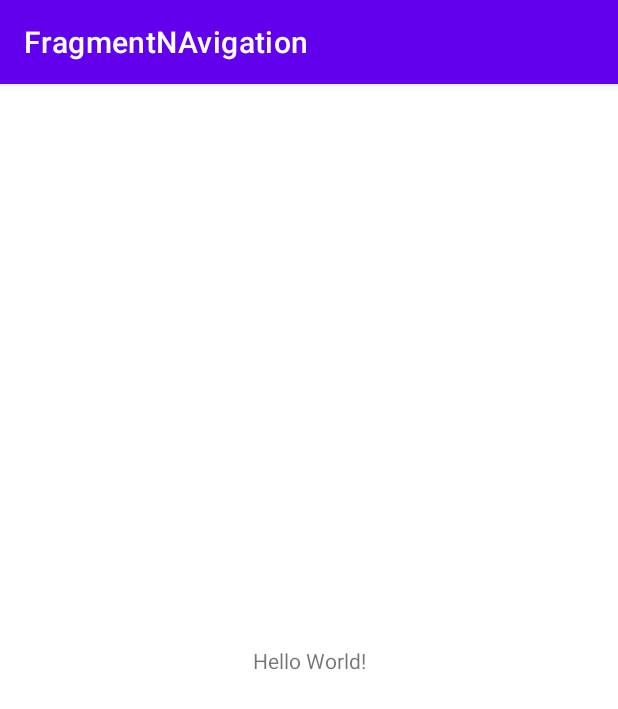
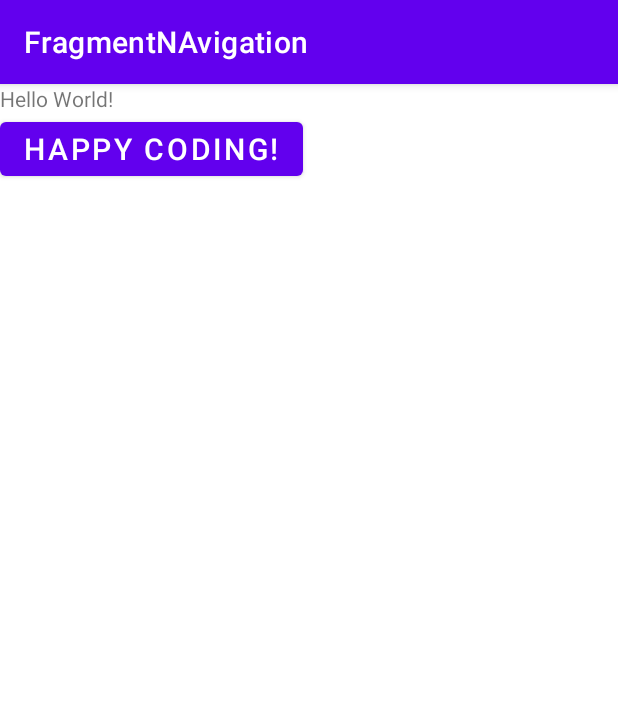
Before and after one commit to Stephen679/GitProject1, an Android app: the screen it shows after launch (MainActivity), on a phone screen of 412 x 824 dp. Shown: the top 709 px of the screen. Run offline under Robolectric (Android 15) with nearby library versions, the phone set to English and light mode, and no system bars.

Commit message:
add button happy coding

```diff
--- a/app/src/main/res/layout/activity_main.xml
+++ b/app/src/main/res/layout/activity_main.xml
@@ -1,18 +1,21 @@
 <?xml version="1.0" encoding="utf-8"?>
-<androidx.constraintlayout.widget.ConstraintLayout xmlns:android="http://schemas.android.com/apk/res/android"
-    xmlns:app="http://schemas.android.com/apk/res-auto"
-    xmlns:tools="http://schemas.android.com/tools"
+<LinearLayout
     android:layout_width="match_parent"
     android:layout_height="match_parent"
-    tools:context=".MainActivity">
+    android:orientation="vertical"
+    xmlns:android="http://schemas.android.com/apk/res/android">
 
     <TextView
         android:layout_width="wrap_content"
         android:layout_height="wrap_content"
         android:text="Hello World!"
-        app:layout_constraintBottom_toBottomOf="parent"
-        app:layout_constraintLeft_toLeftOf="parent"
-        app:layout_constraintRight_toRightOf="parent"
-        app:layout_constraintTop_toTopOf="parent" />
+      />
+    <Button
+        android:id="@+id/btn_1"
+        android:text="Happy coding!"
+        android:textSize="20sp"
+        android:layout_width="wrap_content"
+        android:layout_height="wrap_content"
+      />
 
-</androidx.constraintlayout.widget.ConstraintLayout>
+</LinearLayout>
```
